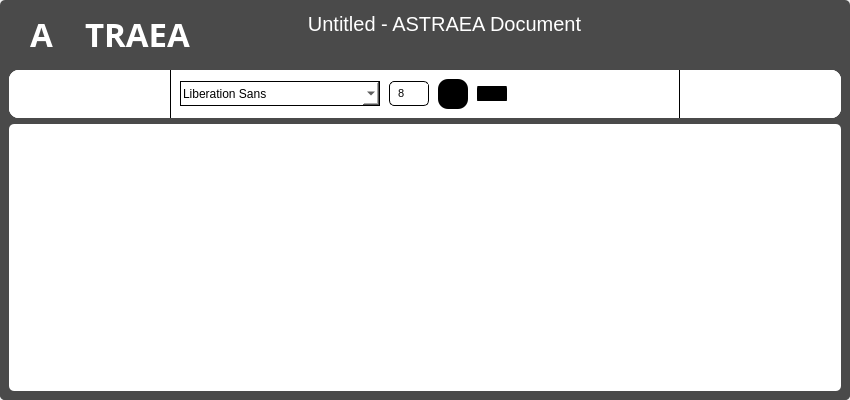
First picture: the form in UI_Files/Pad.ui, repository hoangm960/Astraea, before the edit.
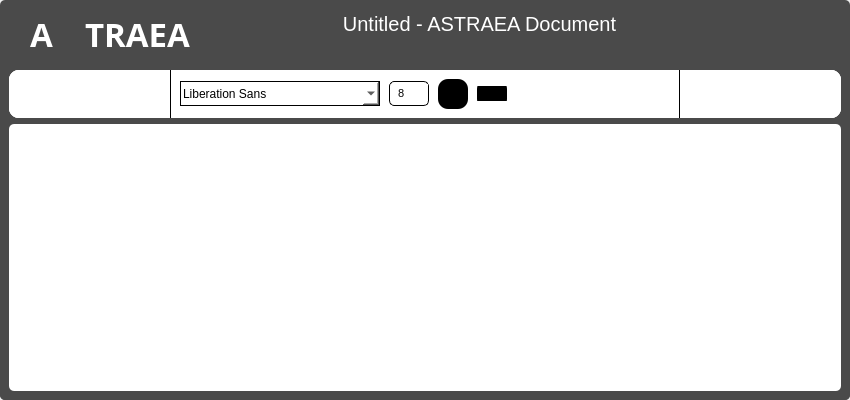
Second picture: the form after the edit. Icons and pictures are not drawn.

What changed in the file:
```diff
--- a/UI_Files/Pad.ui
+++ b/UI_Files/Pad.ui
@@ -104,13 +104,13 @@
            <widget class="QFrame" name="frame_2">
             <property name="minimumSize">
              <size>
-              <width>180</width>
+              <width>250</width>
               <height>0</height>
              </size>
             </property>
             <property name="maximumSize">
              <size>
-              <width>180</width>
+              <width>250</width>
               <height>16777215</height>
              </size>
             </property>
```
